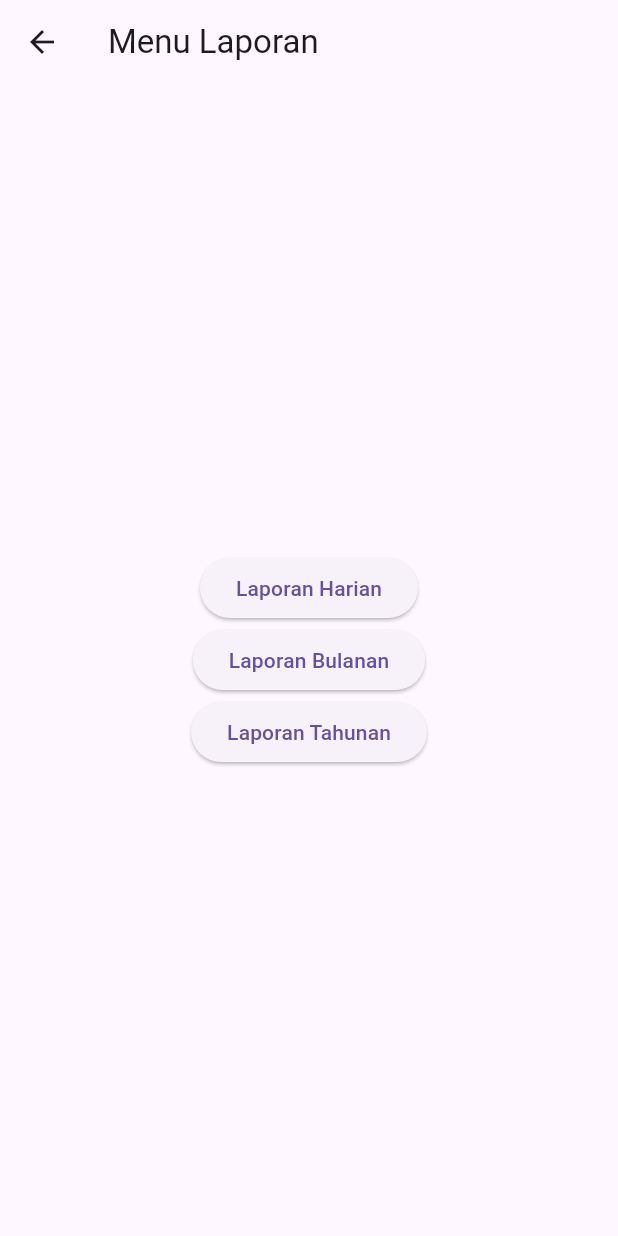
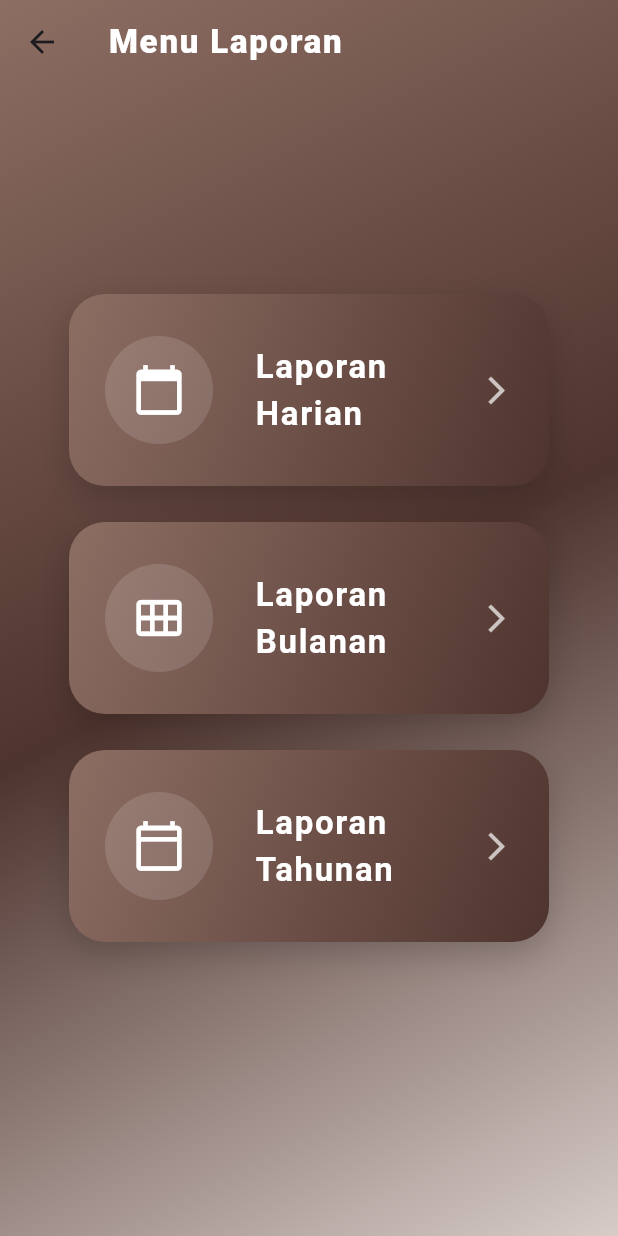
Before and after one commit to ihzafebrian/TugasKelompok2, a Flutter app: the LaporanMenuScreen screen opened directly, on a phone screen of 412 x 824 dp. Run offline on Flutter 3.47's test engine with Material 3 defaults, Android fonts, the light colour scheme and no system bars; our stand-ins replace fl_chart, image_picker, lottie, pdf, printing, qr_flutter and 1 more; accounts and stored records are empty; network calls fail; Roboto replaces fonts that are missing (Montserrat).

Commit message:
ui/ux owner

```diff
--- /dev/null
+++ b/lib/utils/app_theme.dart
@@ -0,0 +1,34 @@
+import 'package:flutter/material.dart';
+
+class AppTheme {
+  static const LinearGradient mainGradient = LinearGradient(
+    begin: Alignment.topLeft,
+    end: Alignment.bottomRight,
+    colors: [
+      Color(0xFF8D6E63), // coklat muda
+      Color(0xFF4E342E), // coklat tua
+      Color(0xFFD7CCC8), // cream
+    ],
+  );
+
+  static const TextStyle appBarTitle = TextStyle(
+    fontWeight: FontWeight.w900,
+    fontSize: 22,
+    letterSpacing: 1.2,
+    fontFamily: 'Montserrat',
+    color: Colors.white,
+  );
+
+  static AppBar themedAppBar(String title, {List<Widget>? actions}) {
+    return AppBar(
+      backgroundColor: Colors.transparent,
+      elevation: 0,
+      title: Text(title, style: appBarTitle),
+      actions: actions,
+    );
+  }
+
+  static BoxDecoration mainBackground() => const BoxDecoration(
+        gradient: mainGradient,
+      );
+}
--- a/lib/views/owner/laporan_menu_screen.dart
+++ b/lib/views/owner/laporan_menu_screen.dart
@@ -1,4 +1,5 @@
 import 'package:flutter/material.dart';
+import '../../utils/app_theme.dart';
 
 class LaporanMenuScreen extends StatelessWidget {
   const LaporanMenuScreen({super.key});
@@ -6,29 +7,91 @@ class LaporanMenuScreen extends StatelessWidget {
   @override
   Widget build(BuildContext context) {
     return Scaffold(
-      appBar: AppBar(title: const Text('Menu Laporan')),
-      body: Center(
-        child: Column(
-          mainAxisAlignment: MainAxisAlignment.center,
+      extendBodyBehindAppBar: true,
+      appBar: AppTheme.themedAppBar('Menu Laporan'),
+      body: Container(
+        decoration: AppTheme.mainBackground(),
+        child: Center(
+          child: Column(
+            mainAxisAlignment: MainAxisAlignment.center,
+            children: [
+              _MenuCard(
+                title: 'Laporan Harian',
+                icon: Icons.calendar_today,
+                onTap: () => Navigator.pushNamed(context, '/laporan-harian'),
+              ),
+              const SizedBox(height: 24),
+              _MenuCard(
+                title: 'Laporan Bulanan',
+                icon: Icons.calendar_view_month,
+                onTap: () => Navigator.pushNamed(context, '/laporan-bulanan'),
+              ),
+              const SizedBox(height: 24),
+              _MenuCard(
+                title: 'Laporan Tahunan',
+                icon: Icons.calendar_today_outlined,
+                onTap: () => Navigator.pushNamed(context, '/laporan-tahunan'),
+              ),
+            ],
+          ),
+        ),
+      ),
+    );
+  }
+}
+
+class _MenuCard extends StatelessWidget {
+  final String title;
+  final IconData icon;
+  final VoidCallback onTap;
+  const _MenuCard({required this.title, required this.icon, required this.onTap});
+
+  @override
+  Widget build(BuildContext context) {
+    return GestureDetector(
+      onTap: onTap,
+      child: Container(
+        width: 320,
+        padding: const EdgeInsets.symmetric(vertical: 28, horizontal: 24),
+        decoration: BoxDecoration(
+          gradient: const LinearGradient(
+            colors: [Color(0xFF8D6E63), Color(0xFF4E342E)],
+            begin: Alignment.topLeft,
+            end: Alignment.bottomRight,
+          ),
+          borderRadius: BorderRadius.circular(24),
+          boxShadow: [
+            BoxShadow(
+              color: Colors.black.withOpacity(0.18),
+              blurRadius: 18,
+              offset: const Offset(0, 8),
+            ),
+          ],
+        ),
+        child: Row(
           children: [
-            ElevatedButton(
-              onPressed: () {
-                Navigator.pushNamed(context, '/laporan-harian');
-              },
-              child: const Text('Laporan Harian'),
+            Container(
+              decoration: BoxDecoration(
+                color: Colors.white.withOpacity(0.13),
+                shape: BoxShape.circle,
+              ),
+              padding: const EdgeInsets.all(18),
+              child: Icon(icon, color: Colors.white, size: 36),
             ),
-            ElevatedButton(
-              onPressed: () {
-                Navigator.pushNamed(context, '/laporan-bulanan');
-              },
-              child: const Text('Laporan Bulanan'),
+            const SizedBox(width: 28),
+            Expanded(
+              child: Text(
+                title,
+                style: const TextStyle(
+                  color: Colors.white,
+                  fontSize: 22,
+                  fontWeight: FontWeight.bold,
+                  fontFamily: 'Montserrat',
+                  letterSpacing: 1.1,
+                ),
+              ),
             ),
-            ElevatedButton(
-              onPressed: () {
-                Navigator.pushNamed(context, '/laporan-tahunan');
-              },
-              child: const Text('Laporan Tahunan'),
-            ),
+            const Icon(Icons.arrow_forward_ios, color: Colors.white70, size: 22),
           ],
         ),
       ),
```
Also changed, not shown: lib/views/owner/dashboard_screen.dart (+13 -10 lines), lib/views/owner/laporan_bulanan_screen.dart (+20 -15 lines), lib/views/owner/laporan_harian_screen.dart (+24 -26 lines), lib/views/owner/laporan_tahunan_screen.dart (+20 -14 lines).
